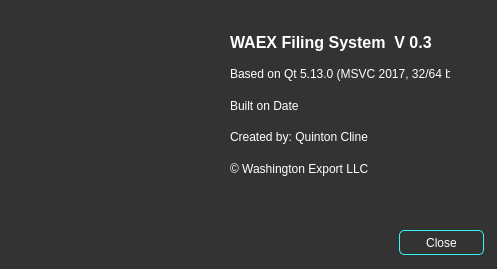
First picture: the form in WaExport/aboutwindow.ui, repository qrcline/WAEX_File_Organizer, before the edit.
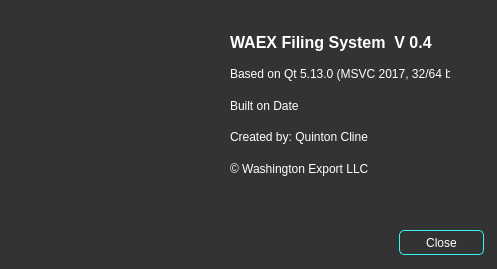
Second picture: the form after the edit.

What changed in the file:
```diff
--- a/WaExport/aboutwindow.ui
+++ b/WaExport/aboutwindow.ui
@@ -92,7 +92,7 @@
        <string notr="true">color: rgb(255, 255, 255);</string>
       </property>
       <property name="text">
-       <string>WAEX Filing System  V 0.3</string>
+       <string>WAEX Filing System  V 0.4</string>
       </property>
      </widget>
     </item>
```
